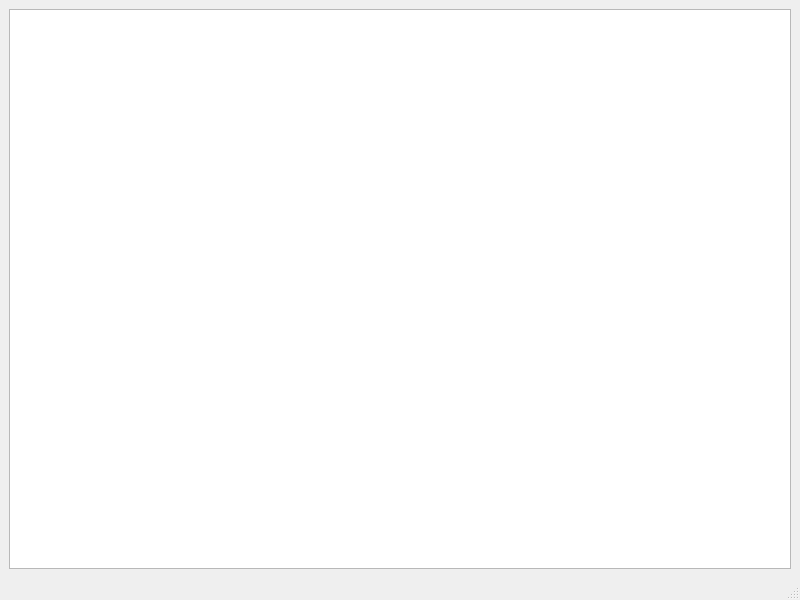
One2INF/AioTool, file mainwindow.ui: the form before one commit.
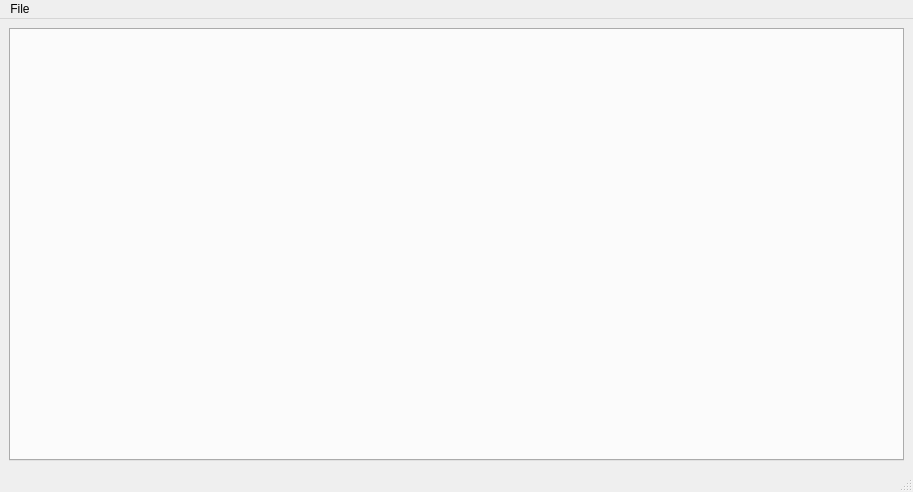
The form after the commit. Icons and pictures are not drawn.

Commit message: 串口：界面绘制完成

Diff of the .ui file:
```diff
--- a/mainwindow.ui
+++ b/mainwindow.ui
@@ -6,8 +6,8 @@
    <rect>
     <x>0</x>
     <y>0</y>
-    <width>800</width>
-    <height>600</height>
+    <width>913</width>
+    <height>492</height>
    </rect>
   </property>
   <property name="windowTitle">
@@ -16,7 +16,17 @@
   <widget class="QWidget" name="centralwidget">
    <layout class="QGridLayout" name="gridLayout">
     <item row="0" column="0">
-     <widget class="QPlainTextEdit" name="plainTextEdit"/>
+     <widget class="QTabWidget" name="tabWidget">
+      <property name="currentIndex">
+       <number>-1</number>
+      </property>
+      <property name="tabsClosable">
+       <bool>true</bool>
+      </property>
+      <property name="movable">
+       <bool>true</bool>
+      </property>
+     </widget>
     </item>
    </layout>
   </widget>
@@ -25,10 +35,18 @@
     <rect>
      <x>0</x>
      <y>0</y>
-     <width>800</width>
+     <width>913</width>
      <height>17</height>
     </rect>
    </property>
+   <widget class="QMenu" name="menuFile">
+    <property name="title">
+     <string>File</string>
+    </property>
+    <addaction name="actionNewSession"/>
+    <addaction name="separator"/>
+   </widget>
+   <addaction name="menuFile"/>
   </widget>
   <widget class="QStatusBar" name="statusbar"/>
  </widget>
```
Left out of the diff: 9 changed lines with no effect on the pictures. The commit also changes 4 other files.
